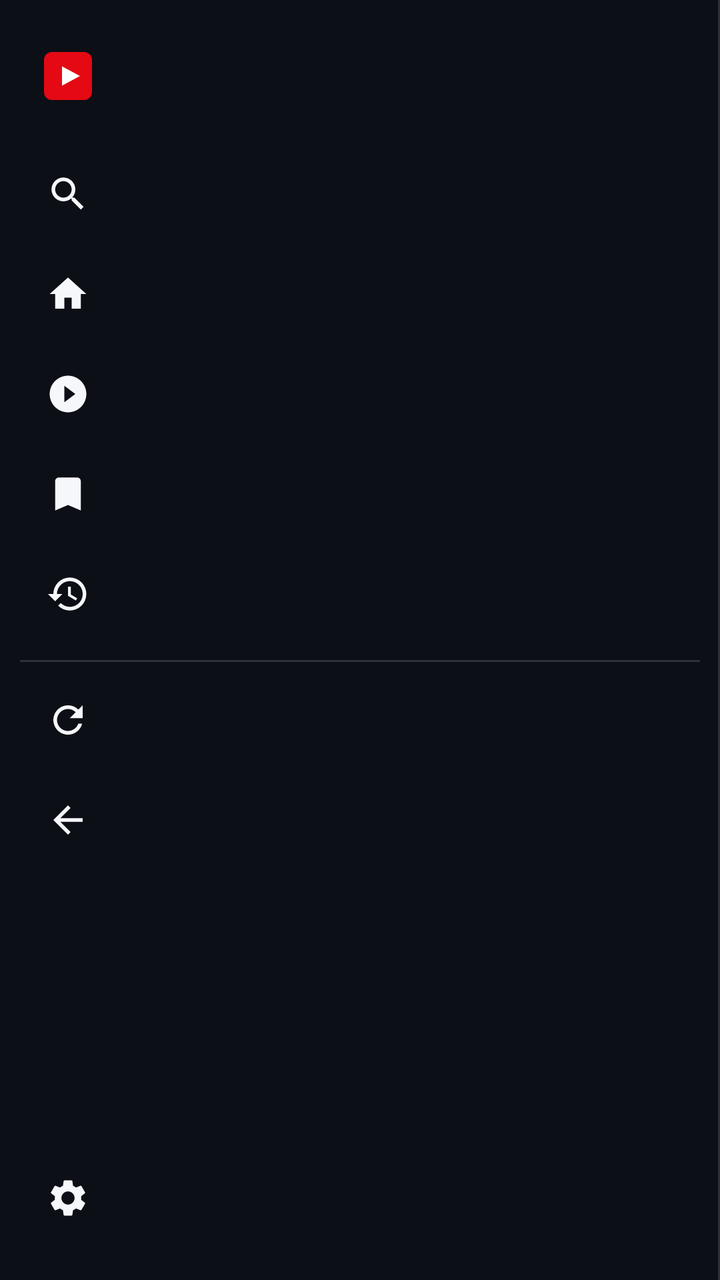
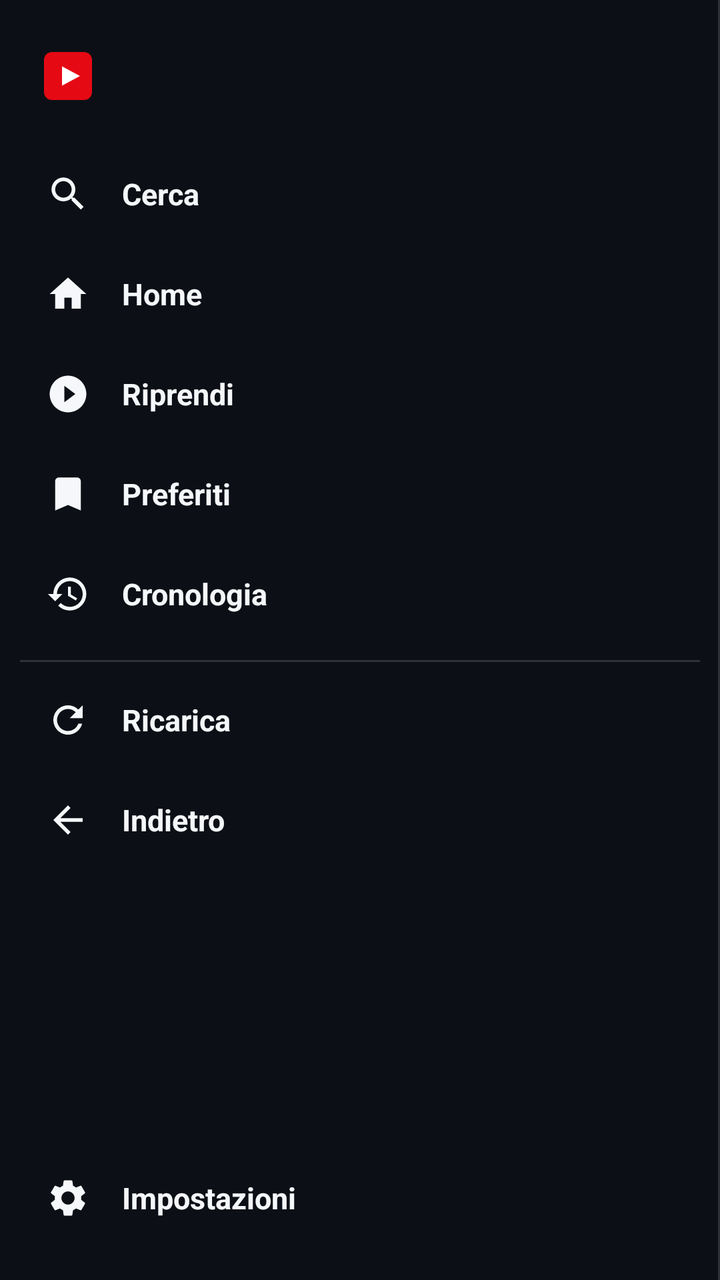

The first picture is an Android layout as it rendered before a commit; the second is the same layout after the commit. The layout source and the unified diff follow.
<!-- AndroidManifest.xml: application theme Theme.SCViewer -->
<!-- res/layout/view_tv_sidebar.xml -->
<?xml version="1.0" encoding="utf-8"?>
<LinearLayout xmlns:android="http://schemas.android.com/apk/res/android"
    android:id="@+id/tvSidebarRoot"
    android:layout_width="@dimen/sctv_rail_collapsed_width"
    android:layout_height="match_parent"
    android:layout_gravity="start"
    android:background="@drawable/bg_sctv_rail"
    android:clipChildren="false"
    android:clipToPadding="false"
    android:elevation="9dp"
    android:orientation="vertical"
    android:paddingStart="10dp"
    android:paddingTop="18dp"
    android:paddingEnd="10dp"
    android:paddingBottom="18dp">

    
    <LinearLayout
        android:layout_width="match_parent"
        android:layout_height="40dp"
        android:layout_marginBottom="16dp"
        android:gravity="center_vertical"
        android:orientation="horizontal"
        android:paddingStart="10dp">

        <ImageView
            android:layout_width="28dp"
            android:layout_height="28dp"
            android:contentDescription="@string/app_name"
            android:src="@drawable/ic_sctv_logo" />

        <TextView
            android:id="@+id/sidebarBrandTitle"
            android:layout_width="wrap_content"
            android:layout_height="wrap_content"
            android:layout_marginStart="14dp"
            android:letterSpacing="0.04"
            android:singleLine="true"
            android:text="@string/app_name"
            android:textColor="@color/sctv_text_primary"
            android:textSize="20sp"
            android:textStyle="bold"
            android:visibility="gone" />
    </LinearLayout>

    
    <LinearLayout
        android:id="@+id/navItemSearch"
        android:layout_width="match_parent"
        android:layout_height="@dimen/sctv_nav_item_height"
        android:layout_marginBottom="4dp"
        android:background="@drawable/bg_sctv_nav_item"
        android:clickable="true"
        android:focusable="true"
        android:gravity="center_vertical"
        android:nextFocusDown="@id/navItemHome"
        android:nextFocusRight="@id/webView"
        android:orientation="horizontal"
        android:paddingStart="13dp"
        android:paddingEnd="12dp">

        <ImageView
            android:layout_width="22dp"
            android:layout_height="22dp"
            android:contentDescription="@string/nav_search"
            android:src="@drawable/ic_nav_search" />

        <TextView
            android:id="@+id/navLabelSearch"
            android:layout_width="wrap_content"
            android:layout_height="wrap_content"
            android:layout_marginStart="16dp"
            android:singleLine="true"
            android:text="@string/nav_search"
            android:textColor="@color/sctv_text_primary"
            android:textSize="15sp"
            android:textStyle="bold"
            android:visibility="gone" />
    </LinearLayout>

    <LinearLayout
        android:id="@+id/navItemHome"
        android:layout_width="match_parent"
        android:layout_height="@dimen/sctv_nav_item_height"
        android:layout_marginBottom="4dp"
        android:background="@drawable/bg_sctv_nav_item"
        android:clickable="true"
        android:focusable="true"
        android:gravity="center_vertical"
        android:nextFocusUp="@id/navItemSearch"
        android:nextFocusDown="@id/navItemResume"
        android:nextFocusRight="@id/webView"
        android:orientation="horizontal"
        android:paddingStart="13dp"
        android:paddingEnd="12dp">

        <ImageView
            android:layout_width="22dp"
            android:layout_height="22dp"
            android:contentDescription="@string/nav_home"
            android:src="@drawable/ic_nav_home" />

        <TextView
            android:id="@+id/navLabelHome"
            android:layout_width="wrap_content"
            android:layout_height="wrap_content"
            android:layout_marginStart="16dp"
            android:singleLine="true"
            android:text="@string/nav_home"
            android:textColor="@color/sctv_text_primary"
            android:textSize="15sp"
            android:textStyle="bold"
            android:visibility="gone" />
    </LinearLayout>

    <LinearLayout
        android:id="@+id/navItemResume"
        android:layout_width="match_parent"
        android:layout_height="@dimen/sctv_nav_item_height"
        android:layout_marginBottom="4dp"
        android:background="@drawable/bg_sctv_nav_item"
        android:clickable="true"
        android:focusable="true"
        android:gravity="center_vertical"
        android:nextFocusUp="@id/navItemHome"
        android:nextFocusDown="@id/navItemFavorites"
        android:nextFocusRight="@id/webView"
        android:orientation="horizontal"
        android:paddingStart="13dp"
        android:paddingEnd="12dp">

        <ImageView
            android:layout_width="22dp"
            android:layout_height="22dp"
            android:contentDescription="@string/nav_resume"
            android:src="@drawable/ic_nav_resume" />

        <TextView
            android:id="@+id/navLabelResume"
            android:layout_width="wrap_content"
            android:layout_height="wrap_content"
            android:layout_marginStart="16dp"
            android:singleLine="true"
            android:text="@string/nav_resume"
            android:textColor="@color/sctv_text_primary"
            android:textSize="15sp"
            android:textStyle="bold"
            android:visibility="gone" />
    </LinearLayout>

    <LinearLayout
        android:id="@+id/navItemFavorites"
        android:layout_width="match_parent"
        android:layout_height="@dimen/sctv_nav_item_height"
        android:layout_marginBottom="4dp"
        android:background="@drawable/bg_sctv_nav_item"
        android:clickable="true"
        android:focusable="true"
        android:gravity="center_vertical"
        android:nextFocusUp="@id/navItemResume"
        android:nextFocusDown="@id/navItemHistory"
        android:nextFocusRight="@id/webView"
        android:orientation="horizontal"
        android:paddingStart="13dp"
        android:paddingEnd="12dp">

        <ImageView
            android:layout_width="22dp"
            android:layout_height="22dp"
            android:contentDescription="@string/nav_favorites"
            android:src="@drawable/ic_nav_favorites" />

        <TextView
            android:id="@+id/navLabelFavorites"
            android:layout_width="wrap_content"
            android:layout_height="wrap_content"
            android:layout_marginStart="16dp"
            android:singleLine="true"
            android:text="@string/nav_favorites"
            android:textColor="@color/sctv_text_primary"
            android:textSize="15sp"
            android:textStyle="bold"
            android:visibility="gone" />
    </LinearLayout>

    <LinearLayout
        android:id="@+id/navItemHistory"
        android:layout_width="match_parent"
        android:layout_height="@dimen/sctv_nav_item_height"
        android:layout_marginBottom="4dp"
        android:background="@drawable/bg_sctv_nav_item"
        android:clickable="true"
        android:focusable="true"
        android:gravity="center_vertical"
        android:nextFocusUp="@id/navItemFavorites"
        android:nextFocusDown="@id/navItemReload"
        android:nextFocusRight="@id/webView"
        android:orientation="horizontal"
        android:paddingStart="13dp"
        android:paddingEnd="12dp">

        <ImageView
            android:layout_width="22dp"
            android:layout_height="22dp"
            android:contentDescription="@string/nav_history"
            android:src="@drawable/ic_nav_history" />

        <TextView
            android:id="@+id/navLabelHistory"
            android:layout_width="wrap_content"
            android:layout_height="wrap_content"
            android:layout_marginStart="16dp"
            android:singleLine="true"
            android:text="@string/nav_history"
            android:textColor="@color/sctv_text_primary"
            android:textSize="15sp"
            android:textStyle="bold"
            android:visibility="gone" />
    </LinearLayout>

    <View
        android:layout_width="match_parent"
        android:layout_height="1dp"
        android:layout_marginTop="6dp"
        android:layout_marginBottom="6dp"
        android:background="@color/sctv_border_subtle" />

    <LinearLayout
        android:id="@+id/navItemReload"
        android:layout_width="match_parent"
        android:layout_height="@dimen/sctv_nav_item_height"
        android:layout_marginBottom="4dp"
        android:background="@drawable/bg_sctv_nav_item"
        android:clickable="true"
        android:focusable="true"
        android:gravity="center_vertical"
        android:nextFocusUp="@id/navItemHistory"
        android:nextFocusDown="@id/navItemBack"
        android:nextFocusRight="@id/webView"
        android:orientation="horizontal"
        android:paddingStart="13dp"
        android:paddingEnd="12dp">

        <ImageView
            android:layout_width="22dp"
            android:layout_height="22dp"
            android:contentDescription="@string/nav_reload"
            android:src="@drawable/ic_nav_reload" />

        <TextView
            android:id="@+id/navLabelReload"
            android:layout_width="wrap_content"
            android:layout_height="wrap_content"
            android:layout_marginStart="16dp"
            android:singleLine="true"
            android:text="@string/nav_reload"
            android:textColor="@color/sctv_text_primary"
            android:textSize="15sp"
            android:textStyle="bold"
            android:visibility="gone" />
    </LinearLayout>

    <LinearLayout
        android:id="@+id/navItemBack"
        android:layout_width="match_parent"
        android:layout_height="@dimen/sctv_nav_item_height"
        android:layout_marginBottom="4dp"
        android:background="@drawable/bg_sctv_nav_item"
        android:clickable="true"
        android:focusable="true"
        android:gravity="center_vertical"
        android:nextFocusUp="@id/navItemReload"
        android:nextFocusDown="@id/navItemSettings"
        android:nextFocusRight="@id/webView"
        android:orientation="horizontal"
        android:paddingStart="13dp"
        android:paddingEnd="12dp">

        <ImageView
            android:layout_width="22dp"
            android:layout_height="22dp"
            android:contentDescription="@string/nav_back"
            android:src="@drawable/ic_nav_back" />

        <TextView
            android:id="@+id/navLabelBack"
            android:layout_width="wrap_content"
            android:layout_height="wrap_content"
            android:layout_marginStart="16dp"
            android:singleLine="true"
            android:text="@string/nav_back"
            android:textColor="@color/sctv_text_primary"
            android:textSize="15sp"
            android:textStyle="bold"
            android:visibility="gone" />
    </LinearLayout>

    <Space
        android:layout_width="match_parent"
        android:layout_height="0dp"
        android:layout_weight="1" />

    
    <LinearLayout
        android:id="@+id/navItemSettings"
        android:layout_width="match_parent"
        android:layout_height="@dimen/sctv_nav_item_height"
        android:background="@drawable/bg_sctv_nav_item"
        android:clickable="true"
        android:focusable="true"
        android:gravity="center_vertical"
        android:nextFocusUp="@id/navItemBack"
        android:nextFocusRight="@id/webView"
        android:orientation="horizontal"
        android:paddingStart="13dp"
        android:paddingEnd="12dp">

        <ImageView
            android:layout_width="22dp"
            android:layout_height="22dp"
            android:contentDescription="@string/nav_settings"
            android:src="@drawable/ic_nav_settings" />

        <TextView
            android:id="@+id/navLabelSettings"
            android:layout_width="wrap_content"
            android:layout_height="wrap_content"
            android:layout_marginStart="16dp"
            android:singleLine="true"
            android:text="@string/nav_settings"
            android:textColor="@color/sctv_text_primary"
            android:textSize="15sp"
            android:textStyle="bold"
            android:visibility="gone" />
    </LinearLayout>

    <TextView
        android:id="@+id/sidebarDomainStatus"
        android:layout_width="match_parent"
        android:layout_height="wrap_content"
        android:layout_marginTop="10dp"
        android:ellipsize="middle"
        android:paddingStart="12dp"
        android:paddingEnd="8dp"
        android:singleLine="true"
        android:textColor="@color/sctv_text_muted"
        android:textSize="11sp"
        android:visibility="gone" />
</LinearLayout>
<!-- resources referenced by this layout -->
<resources>
  <color name="sctv_border_subtle">#24FFFFFF</color>
  <color name="sctv_text_muted">#FF5C6475</color>
  <color name="sctv_text_primary">#FFF5F7FA</color>
  <dimen name="sctv_nav_item_height">46dp</dimen>
  <dimen name="sctv_rail_collapsed_width">68dp</dimen>
  <!-- drawable bg_sctv_rail (drawable) -->
  <?xml version="1.0" encoding="utf-8"?>
  <layer-list xmlns:android="http://schemas.android.com/apk/res/android">
      <item>
          <shape android:shape="rectangle">
              <solid android:color="@color/sctv_surface_rail" />
          </shape>
      </item>
      <item android:gravity="end">
          <shape android:shape="rectangle">
              <size android:width="1dp" />
              <solid android:color="@color/sctv_border_subtle" />
          </shape>
      </item>
  </layer-list>
  <!-- drawable ic_nav_back (drawable) -->
  <?xml version="1.0" encoding="utf-8"?>
  <vector xmlns:android="http://schemas.android.com/apk/res/android"
      android:width="22dp"
      android:height="22dp"
      android:viewportWidth="24"
      android:viewportHeight="24">
      <path
          android:fillColor="@color/sctv_text_primary"
          android:pathData="M20,11H7.83l5.59,-5.59L12,4l-8,8 8,8 1.41,-1.41L7.83,13H20v-2z" />
  </vector>
  <!-- drawable ic_nav_favorites (drawable) -->
  <?xml version="1.0" encoding="utf-8"?>
  <vector xmlns:android="http://schemas.android.com/apk/res/android"
      android:width="22dp"
      android:height="22dp"
      android:viewportWidth="24"
      android:viewportHeight="24">
      <path
          android:fillColor="@color/sctv_text_primary"
          android:pathData="M17,3H7c-1.1,0 -2,0.9 -2,2v16l7,-3 7,3V5c0,-1.1 -0.9,-2 -2,-2z" />
  </vector>
  <!-- drawable ic_nav_home (drawable) -->
  <?xml version="1.0" encoding="utf-8"?>
  <vector xmlns:android="http://schemas.android.com/apk/res/android"
      android:width="22dp"
      android:height="22dp"
      android:viewportWidth="24"
      android:viewportHeight="24">
      <path
          android:fillColor="@color/sctv_text_primary"
          android:pathData="M10,20v-6h4v6h5v-8h3L12,3 2,12h3v8z" />
  </vector>
  <!-- drawable ic_nav_resume (drawable) -->
  <?xml version="1.0" encoding="utf-8"?>
  <vector xmlns:android="http://schemas.android.com/apk/res/android"
      android:width="22dp"
      android:height="22dp"
      android:viewportWidth="24"
      android:viewportHeight="24">
      <path
          android:fillColor="@color/sctv_text_primary"
          android:pathData="M12,2C6.48,2 2,6.48 2,12s4.48,10 10,10 10,-4.48 10,-10S17.52,2 12,2zM10,16.5v-9l6,4.5 -6,4.5z" />
  </vector>
  <!-- drawable ic_sctv_logo (drawable) -->
  <?xml version="1.0" encoding="utf-8"?>
  <vector xmlns:android="http://schemas.android.com/apk/res/android"
      android:width="28dp"
      android:height="28dp"
      android:viewportWidth="28"
      android:viewportHeight="28">
      <path
          android:fillColor="#FFE50914"
          android:pathData="M6,2h16a4,4 0 0,1 4,4v16a4,4 0 0,1 -4,4H6a4,4 0 0,1 -4,-4V6a4,4 0 0,1 4,-4z" />
      <path
          android:fillColor="#FFFFFFFF"
          android:pathData="M11,9.2 L20,14 L11,18.8 Z" />
  </vector>
  <string name="app_name">SCtv</string>
  <string name="nav_back">Indietro</string>
  <string name="nav_favorites">Preferiti</string>
  <string name="nav_history">Cronologia</string>
  <string name="nav_home">Home</string>
  <string name="nav_reload">Ricarica</string>
  <string name="nav_resume">Riprendi</string>
  <string name="nav_search">Cerca</string>
  <string name="nav_settings">Impostazioni</string>
  <color name="sctv_surface_card_focused">#FF1E2433</color>
  <color name="sctv_accent">#FFE50914</color>
  <color name="sctv_accent_glow">#33E50914</color>
  <color name="transparent">#00000000</color>
  <color name="sctv_surface_rail">#F00D1017</color>
  <color name="sctv_bg_obsidian">#FF08090C</color>
  <color name="sctv_text_secondary">#FF9AA3B2</color>
  <!-- unchanged entries left out for length: 6 -->
</resources>

<!-- the commit's change to res/layout/view_tv_sidebar.xml (unified diff, before → after) -->
@@ -1,13 +1,12 @@
 <?xml version="1.0" encoding="utf-8"?>
 <LinearLayout xmlns:android="http://schemas.android.com/apk/res/android"
     android:id="@+id/tvSidebarRoot"
-    android:layout_width="@dimen/sctv_rail_collapsed_width"
+    android:layout_width="@dimen/sctv_rail_expanded_width"
     android:layout_height="match_parent"
     android:layout_gravity="start"
     android:background="@drawable/bg_sctv_rail"
     android:clipChildren="false"
     android:clipToPadding="false"
-    android:elevation="9dp"
     android:orientation="vertical"
     android:paddingStart="10dp"
     android:paddingTop="18dp"
@@ -74,8 +73,7 @@
             android:text="@string/nav_search"
             android:textColor="@color/sctv_text_primary"
             android:textSize="15sp"
-            android:textStyle="bold"
-            android:visibility="gone" />
+            android:textStyle="bold" />
     </LinearLayout>
 
     <LinearLayout
@@ -109,8 +107,7 @@
             android:text="@string/nav_home"
             android:textColor="@color/sctv_text_primary"
             android:textSize="15sp"
-            android:textStyle="bold"
-            android:visibility="gone" />
+            android:textStyle="bold" />
     </LinearLayout>
 
     <LinearLayout
@@ -144,8 +141,7 @@
             android:text="@string/nav_resume"
             android:textColor="@color/sctv_text_primary"
             android:textSize="15sp"
-            android:textStyle="bold"
-            android:visibility="gone" />
+            android:textStyle="bold" />
     </LinearLayout>
 
     <LinearLayout
@@ -179,8 +175,7 @@
             android:text="@string/nav_favorites"
             android:textColor="@color/sctv_text_primary"
             android:textSize="15sp"
-            android:textStyle="bold"
-            android:visibility="gone" />
+            android:textStyle="bold" />
     </LinearLayout>
 
     <LinearLayout
@@ -214,8 +209,7 @@
             android:text="@string/nav_history"
             android:textColor="@color/sctv_text_primary"
             android:textSize="15sp"
-            android:textStyle="bold"
-            android:visibility="gone" />
+            android:textStyle="bold" />
     </LinearLayout>
 
     <View
@@ -256,8 +250,7 @@
             android:text="@string/nav_reload"
             android:textColor="@color/sctv_text_primary"
             android:textSize="15sp"
-            android:textStyle="bold"
-            android:visibility="gone" />
+            android:textStyle="bold" />
     </LinearLayout>
 
     <LinearLayout
@@ -291,8 +284,7 @@
             android:text="@string/nav_back"
             android:textColor="@color/sctv_text_primary"
             android:textSize="15sp"
-            android:textStyle="bold"
-            android:visibility="gone" />
+            android:textStyle="bold" />
     </LinearLayout>
 
     <Space
@@ -330,8 +322,7 @@
             android:text="@string/nav_settings"
             android:textColor="@color/sctv_text_primary"
             android:textSize="15sp"
-            android:textStyle="bold"
-            android:visibility="gone" />
+            android:textStyle="bold" />
     </LinearLayout>
 
     <TextView
<!-- resource entries referenced after the edit -->
@@ -4,7 +4,7 @@
   <color name="sctv_text_muted">#FF5C6475</color>
   <color name="sctv_text_primary">#FFF5F7FA</color>
   <dimen name="sctv_nav_item_height">46dp</dimen>
-  <dimen name="sctv_rail_collapsed_width">68dp</dimen>
+  <dimen name="sctv_rail_expanded_width">228dp</dimen>
   <!-- drawable bg_sctv_rail (drawable) -->
   <?xml version="1.0" encoding="utf-8"?>
   <layer-list xmlns:android="http://schemas.android.com/apk/res/android">
